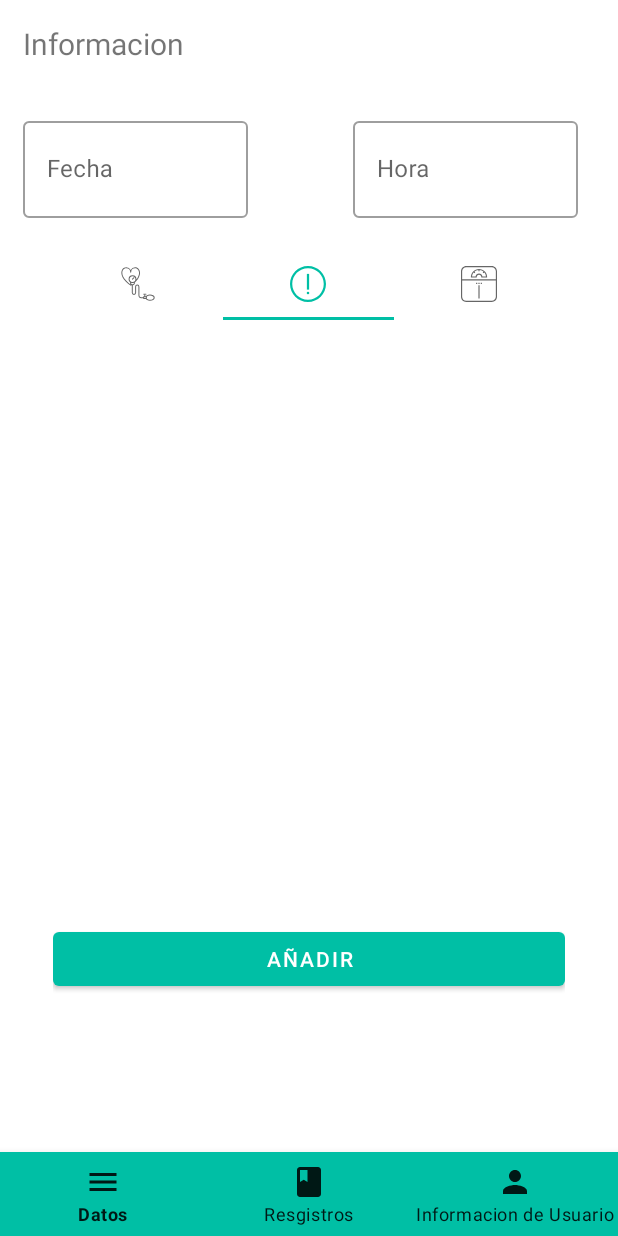
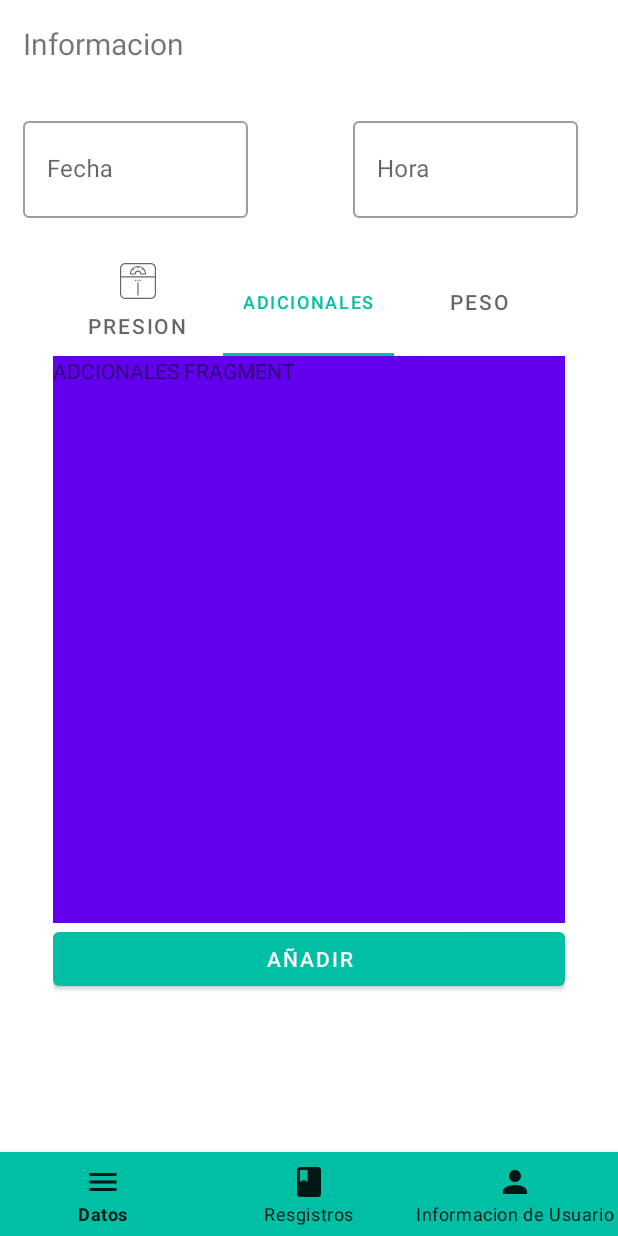
Before and after one commit to jmerino12/Mi-Salud-App, an Android app: the DatosFragment screen opened directly, with no data from a screen before it, tab 2 chosen, on a phone screen of 412 x 824 dp. Run offline under Robolectric (Android 15) with nearby library versions, the phone set to English and light mode, and no system bars; our stand-ins replace Firebase (no records; nobody signed in at launch, a user with empty details on screens opened directly); Roboto replaces fonts that are not available here; 5 statements that could not run were skipped.

Commit message:
TabLayaout Funciona con las tabitems y se dirige a su fragment

```diff
--- a/app/src/main/java/com/jonathan/proyectopit2/DatosFragment.java
+++ b/app/src/main/java/com/jonathan/proyectopit2/DatosFragment.java
@@ -24,7 +24,10 @@ import com.google.firebase.database.DatabaseError;
 import com.google.firebase.database.DatabaseReference;
 import com.google.firebase.database.FirebaseDatabase;
 import com.google.firebase.database.ValueEventListener;
-
+import com.jonathan.proyectopit2.controller.PagerController;
+import com.jonathan.proyectopit2.tabs.AdicionalesFragment;
+import com.jonathan.proyectopit2.tabs.PesoFragment;
+import com.jonathan.proyectopit2.tabs.PresionFragment;
 
 
 import java.util.Calendar;
@@ -50,7 +53,8 @@ public class DatosFragment extends Fragment {
         hora = view.findViewById(R.id.hora);
         date = view.findViewById(R.id.fecha);
         nombre = view.findViewById(R.id.nombresDatos);
-
+        tab = view.findViewById(R.id.tabs);
+        viewPager = view.findViewById(R.id.viewer);
 
         hora.setInputType(InputType.TYPE_NULL);
         date.setInputType(InputType.TYPE_NULL);
@@ -100,6 +104,43 @@ public class DatosFragment extends Fragment {
         return view;
     }
 
+    @Override
+    public void onActivityCreated(@Nullable Bundle savedInstanceState) {
+        super.onActivityCreated(savedInstanceState);
+        setUpViewerPager(viewPager);
+        tab.setupWithViewPager(viewPager);
+        tab.getTabAt(0).setIcon(R.drawable.ic_inspector);
+        tab.getTabAt(0).setIcon(R.drawable.ic_atencion);
+        tab.getTabAt(0).setIcon(R.drawable.ic_escala);
+        tab.addOnTabSelectedListener(new TabLayout.OnTabSelectedListener() {
+            @Override
+            public void onTabSelected(TabLayout.Tab tab) {
+
+            }
+
+            @Override
+            public void onTabUnselected(TabLayout.Tab tab) {
+
+            }
+
+            @Override
+            public void onTabReselected(TabLayout.Tab tab) {
+
+            }
+        });
+    }
+
+    private void setUpViewerPager(ViewPager viewPager) {
+        PagerController adapter = new PagerController(getChildFragmentManager(),0);
+
+        adapter.addFragment(new PresionFragment(),"Presion");
+        adapter.addFragment(new AdicionalesFragment(),"Adicionales");
+        adapter.addFragment(new PesoFragment(),"Peso");
+
+        viewPager.setAdapter(adapter);
+
+    }
+
     private void obtenerInfoUsuario() {
         String id =auth.getCurrentUser().getUid();
         database.child("Usuarios").child(id).addValueEventListener(new ValueEventListener() {
--- /dev/null
+++ b/app/src/main/java/com/jonathan/proyectopit2/controller/PagerController.java
@@ -0,0 +1,41 @@
+package com.jonathan.proyectopit2.controller;
+
+import androidx.annotation.NonNull;
+import androidx.annotation.Nullable;
+import androidx.fragment.app.Fragment;
+import androidx.fragment.app.FragmentManager;
+import androidx.fragment.app.FragmentPagerAdapter;
+
+import java.util.ArrayList;
+import java.util.List;
+
+public class PagerController extends FragmentPagerAdapter {
+    private List<Fragment> fragmentList = new ArrayList<>();
+    private List<String> titleList = new ArrayList<>();
+
+    public PagerController(@NonNull FragmentManager fm, int behavior) {
+        super(fm, behavior);
+    }
+
+    @NonNull
+    @Override
+    public Fragment getItem(int position) {
+        return fragmentList.get(position);
+    }
+
+    @Override
+    public int getCount() {
+        return fragmentList.size();
+    }
+
+    @Nullable
+    @Override
+    public CharSequence getPageTitle(int position) {
+        return titleList.get(position);
+    }
+
+    public void addFragment(Fragment fragment, String title){
+        fragmentList.add(fragment);
+        titleList.add(title);
+    }
+}
--- /dev/null
+++ b/app/src/main/java/com/jonathan/proyectopit2/tabs/AdicionalesFragment.java
@@ -0,0 +1,29 @@
+package com.jonathan.proyectopit2.tabs;
+
+import android.os.Bundle;
+
+import androidx.fragment.app.Fragment;
+
+import android.view.LayoutInflater;
+import android.view.View;
+import android.view.ViewGroup;
+
+import com.jonathan.proyectopit2.R;
+
+/**
+ * A simple {@link Fragment} subclass.
+ */
+public class AdicionalesFragment extends Fragment {
+
+    public AdicionalesFragment() {
+        // Required empty public constructor
+    }
+
+
+    @Override
+    public View onCreateView(LayoutInflater inflater, ViewGroup container,
+                             Bundle savedInstanceState) {
+        // Inflate the layout for this fragment
+        return inflater.inflate(R.layout.fragment_adicionales, container, false);
+    }
+}
--- /dev/null
+++ b/app/src/main/java/com/jonathan/proyectopit2/tabs/PesoFragment.java
@@ -0,0 +1,29 @@
+package com.jonathan.proyectopit2.tabs;
+
+import android.os.Bundle;
+
+import androidx.fragment.app.Fragment;
+
+import android.view.LayoutInflater;
+import android.view.View;
+import android.view.ViewGroup;
+
+import com.jonathan.proyectopit2.R;
+
+/**
+ * A simple {@link Fragment} subclass.
+ */
+public class PesoFragment extends Fragment {
+
+    public PesoFragment() {
+        // Required empty public constructor
+    }
+
+
+    @Override
+    public View onCreateView(LayoutInflater inflater, ViewGroup container,
+                             Bundle savedInstanceState) {
+        // Inflate the layout for this fragment
+        return inflater.inflate(R.layout.fragment_peso, container, false);
+    }
+}
--- /dev/null
+++ b/app/src/main/java/com/jonathan/proyectopit2/tabs/PresionFragment.java
@@ -0,0 +1,29 @@
+package com.jonathan.proyectopit2.tabs;
+
+import android.os.Bundle;
+
+import androidx.fragment.app.Fragment;
+
+import android.view.LayoutInflater;
+import android.view.View;
+import android.view.ViewGroup;
+
+import com.jonathan.proyectopit2.R;
+
+/**
+ * A simple {@link Fragment} subclass.
+ */
+public class PresionFragment extends Fragment {
+
+    public PresionFragment() {
+        // Required empty public constructor
+    }
+
+
+    @Override
+    public View onCreateView(LayoutInflater inflater, ViewGroup container,
+                             Bundle savedInstanceState) {
+        // Inflate the layout for this fragment
+        return inflater.inflate(R.layout.fragment_presion, container, false);
+    }
+}
--- /dev/null
+++ b/app/src/main/res/layout/fragment_adicionales.xml
@@ -0,0 +1,15 @@
+<?xml version="1.0" encoding="utf-8"?>
+<FrameLayout xmlns:android="http://schemas.android.com/apk/res/android"
+    xmlns:tools="http://schemas.android.com/tools"
+    android:layout_width="match_parent"
+    android:layout_height="match_parent"
+    android:background="@color/colorPrimary"
+    tools:context=".tabs.AdicionalesFragment">
+
+    <!-- TODO: Update blank fragment layout -->
+    <TextView
+        android:layout_width="match_parent"
+        android:layout_height="match_parent"
+        android:text="ADCIONALES FRAGMENT" />
+
+</FrameLayout>
--- a/app/src/main/res/layout/fragment_datos.xml
+++ b/app/src/main/res/layout/fragment_datos.xml
@@ -71,23 +71,10 @@
                 android:layout_height="wrap_content"
                 app:layout_constraintTop_toTopOf="parent"
                 tools:layout_editor_absoluteX="1dp">
-                <com.google.android.material.tabs.TabItem
-                    android:layout_width="wrap_content"
-                    android:layout_height="wrap_content"
-                    android:icon="@drawable/ic_inspector"
-                    android:text="" />
-                <com.google.android.material.tabs.TabItem
-                    android:layout_width="wrap_content"
-                    android:layout_height="wrap_content"
-                    android:icon="@drawable/ic_atencion"
-                    android:text="" />
-                <com.google.android.material.tabs.TabItem
-                    android:icon="@drawable/ic_escala"
-                    android:layout_width="wrap_content"
-                    android:layout_height="wrap_content"
-                    android:text="" />
+
             </com.google.android.material.tabs.TabLayout>
             <androidx.viewpager.widget.ViewPager
+                android:id="@+id/viewer"
                 android:layout_width="match_parent"
                 android:layout_height="match_parent"
                 android:layout_below="@+id/tabs"/>
--- /dev/null
+++ b/app/src/main/res/layout/fragment_peso.xml
@@ -0,0 +1,15 @@
+<?xml version="1.0" encoding="utf-8"?>
+<FrameLayout xmlns:android="http://schemas.android.com/apk/res/android"
+    xmlns:tools="http://schemas.android.com/tools"
+    android:layout_width="match_parent"
+    android:layout_height="match_parent"
+    android:background="@color/colorAccent"
+    tools:context=".tabs.PesoFragment">
+
+    <!-- TODO: Update blank fragment layout -->
+    <TextView
+        android:layout_width="match_parent"
+        android:layout_height="match_parent"
+        android:text="Peso fragment" />
+
+</FrameLayout>
--- /dev/null
+++ b/app/src/main/res/layout/fragment_presion.xml
@@ -0,0 +1,15 @@
+<?xml version="1.0" encoding="utf-8"?>
+<FrameLayout xmlns:android="http://schemas.android.com/apk/res/android"
+    xmlns:tools="http://schemas.android.com/tools"
+    android:layout_width="match_parent"
+    android:layout_height="match_parent"
+    android:background="@color/colorPrimaryDark"
+    tools:context=".tabs.PresionFragment">
+
+    <!-- TODO: Update blank fragment layout -->
+    <TextView
+        android:layout_width="match_parent"
+        android:layout_height="match_parent"
+        android:text="Presion fragment" />
+
+</FrameLayout>
--- a/app/src/main/res/values/strings.xml
+++ b/app/src/main/res/values/strings.xml
@@ -33,6 +33,4 @@
 
     <string name="exitoso">Registro Exitoso</string>
 
-    <!-- TODO: Remove or change this placeholder text -->
-    <string name="hello_blank_fragment">Hello blank fragment</string>
 </resources>
```
